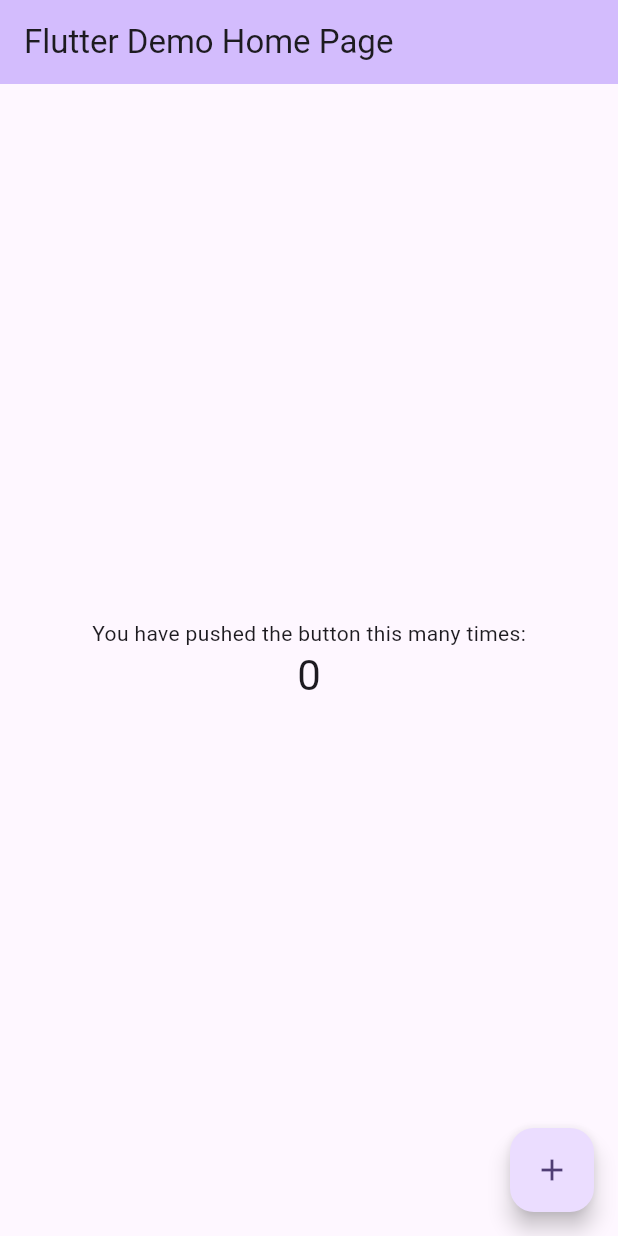
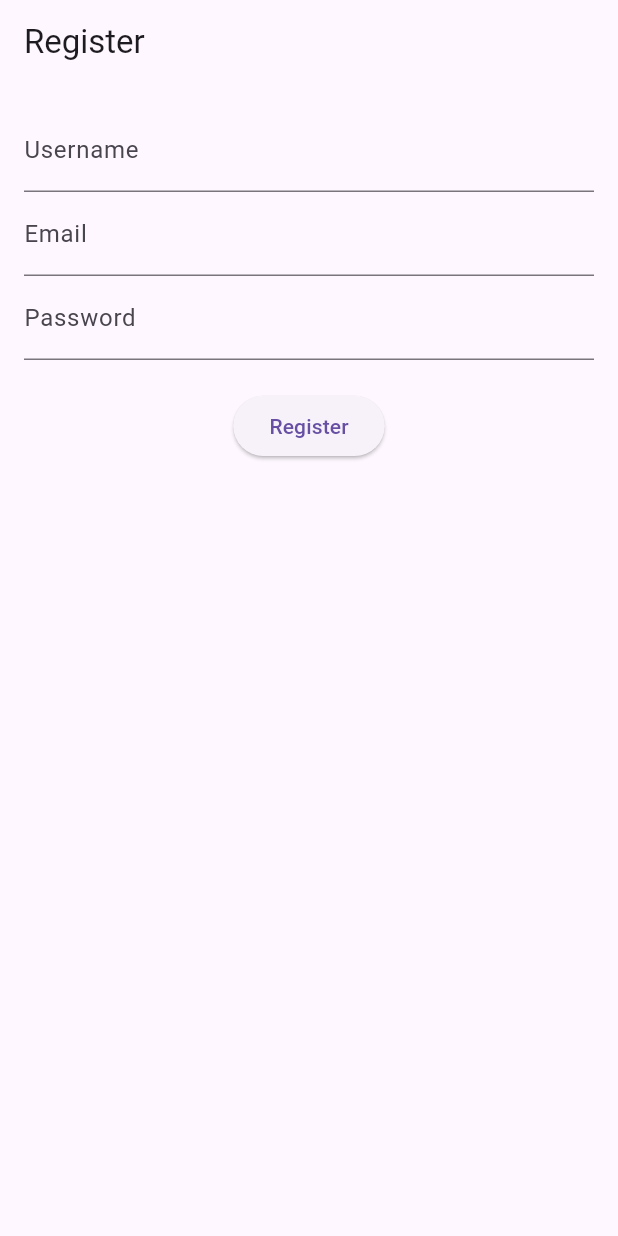
Before and after one commit to Omar-Kaddoura/insight_App, a Flutter app: the screen it shows after launch, on a phone screen of 412 x 824 dp. Run offline on Flutter 3.47's test engine with Material 3 defaults, Android fonts, the phone set to English and light mode, and no system bars; our stand-ins replace flutter_secure_storage.

Commit message:
Authentication registration using the whitelist and login

```diff
--- /dev/null
+++ b/lib/Pages/Authentication/register_page.dart
@@ -0,0 +1,61 @@
+import 'package:flutter/material.dart';
+
+import '../../functions/register_user.dart';
+class RegisterScreen extends StatefulWidget {
+  @override
+  _RegisterScreenState createState() => _RegisterScreenState();
+}
+
+class _RegisterScreenState extends State<RegisterScreen> {
+  final TextEditingController _usernameController = TextEditingController();
+  final TextEditingController _emailController = TextEditingController();
+  final TextEditingController _passwordController = TextEditingController();
+
+  void _register() async {
+    final username = _usernameController.text;
+    final email = _emailController.text;
+    final password = _passwordController.text;
+
+    final user = RegisterUser(
+      username: username,
+      email: email,
+      password: password,
+    );
+
+    await registerUser(user);
+  }
+
+  @override
+  Widget build(BuildContext context) {
+    return Scaffold(
+      appBar: AppBar(
+        title: Text('Register'),
+      ),
+      body: Padding(
+        padding: EdgeInsets.all(16.0),
+        child: Column(
+          children: <Widget>[
+            TextField(
+              controller: _usernameController,
+              decoration: InputDecoration(labelText: 'Username'),
+            ),
+            TextField(
+              controller: _emailController,
+              decoration: InputDecoration(labelText: 'Email'),
+            ),
+            TextField(
+              controller: _passwordController,
+              decoration: InputDecoration(labelText: 'Password'),
+              obscureText: true,
+            ),
+            SizedBox(height: 20),
+            ElevatedButton(
+              onPressed: _register,
+              child: Text('Register'),
+            ),
+          ],
+        ),
+      ),
+    );
+  }
+}
--- /dev/null
+++ b/lib/functions/register_user.dart
@@ -0,0 +1,41 @@
+import 'dart:convert';
+import 'package:flutter/material.dart';
+import 'package:http/http.dart' as http;
+
+class RegisterUser {
+  final String username;
+  final String email;
+  final String password;
+
+  RegisterUser({required this.username, required this.email, required this.password});
+
+  Map<String, dynamic> toJson() {
+    return {
+      'username': username,
+      'email': email,
+      'password': password,
+    };
+  }
+}
+
+Future<void> registerUser(RegisterUser user) async {
+  const String url = 'http://192.168.0.124:5000/api/users/register'; // Update with your server's address
+
+  try {
+    final response = await http.post(
+      Uri.parse(url),
+      headers: {
+        'Content-Type': 'application/json',
+      },
+      body: jsonEncode(user.toJson()),
+    );
+
+    if (response.statusCode == 201) {
+      print('User registered successfully');
+    } else {
+      print('Failed to register user: ${response.body}');
+    }
+  } catch (e) {
+    print('Error: $e');
+  }
+}
--- a/lib/main.dart
+++ b/lib/main.dart
@@ -1,125 +1,20 @@
 import 'package:flutter/material.dart';
+import 'package:insight/Pages/Authentication/register_page.dart';
+import 'package:insight/Pages/Authentication/login_page.dart';
 
 void main() {
-  runApp(const MyApp());
+  runApp(MyApp());
 }
 
 class MyApp extends StatelessWidget {
-  const MyApp({super.key});
-
-  // This widget is the root of your application.
   @override
   Widget build(BuildContext context) {
     return MaterialApp(
-      title: 'Flutter Demo',
+      title: 'Flutter Registration',
       theme: ThemeData(
-        // This is the theme of your application.
-        //
-        // TRY THIS: Try running your application with "flutter run". You'll see
-        // the application has a purple toolbar. Then, without quitting the app,
-        // try changing the seedColor in the colorScheme below to Colors.green
-        // and then invoke "hot reload" (save your changes or press the "hot
-        // reload" button in a Flutter-supported IDE, or press "r" if you used
-        // the command line to start the app).
-        //
-        // Notice that the counter didn't reset back to zero; the application
-        // state is not lost during the reload. To reset the state, use hot
-        // restart instead.
-        //
-        // This works for code too, not just values: Most code changes can be
-        // tested with just a hot reload.
-        colorScheme: ColorScheme.fromSeed(seedColor: Colors.deepPurple),
-        useMaterial3: true,
+        primarySwatch: Colors.blue,
       ),
-      home: const MyHomePage(title: 'Flutter Demo Home Page'),
+      home: RegisterScreen(),
     );
   }
 }
-
-class MyHomePage extends StatefulWidget {
-  const MyHomePage({super.key, required this.title});
-
-  // This widget is the home page of your application. It is stateful, meaning
-  // that it has a State object (defined below) that contains fields that affect
-  // how it looks.
-
-  // This class is the configuration for the state. It holds the values (in this
-  // case the title) provided by the parent (in this case the App widget) and
-  // used by the build method of the State. Fields in a Widget subclass are
-  // always marked "final".
-
-  final String title;
-
-  @override
-  State<MyHomePage> createState() => _MyHomePageState();
-}
-
-class _MyHomePageState extends State<MyHomePage> {
-  int _counter = 0;
-
-  void _incrementCounter() {
-    setState(() {
-      // This call to setState tells the Flutter framework that something has
-      // changed in this State, which causes it to rerun the build method below
-      // so that the display can reflect the updated values. If we changed
-      // _counter without calling setState(), then the build method would not be
-      // called again, and so nothing would appear to happen.
-      _counter++;
-    });
-  }
-
-  @override
-  Widget build(BuildContext context) {
-    // This method is rerun every time setState is called, for instance as done
-    // by the _incrementCounter method above.
-    //
-    // The Flutter framework has been optimized to make rerunning build methods
-    // fast, so that you can just rebuild anything that needs updating rather
-    // than having to individually change instances of widgets.
-    return Scaffold(
-      appBar: AppBar(
-        // TRY THIS: Try changing the color here to a specific color (to
-        // Colors.amber, perhaps?) and trigger a hot reload to see the AppBar
-        // change color while the other colors stay the same.
-        backgroundColor: Theme.of(context).colorScheme.inversePrimary,
-        // Here we take the value from the MyHomePage object that was created by
-        // the App.build method, and use it to set our appbar title.
-        title: Text(widget.title),
-      ),
-      body: Center(
-        // Center is a layout widget. It takes a single child and positions it
-        // in the middle of the parent.
-        child: Column(
-          // Column is also a layout widget. It takes a list of children and
-          // arranges them vertically. By default, it sizes itself to fit its
-          // children horizontally, and tries to be as tall as its parent.
-          //
-          // Column has various properties to control how it sizes itself and
-          // how it positions its children. Here we use mainAxisAlignment to
-          // center the children vertically; the main axis here is the vertical
-          // axis because Columns are vertical (the cross axis would be
-          // horizontal).
-          //
-          // TRY THIS: Invoke "debug painting" (choose the "Toggle Debug Paint"
-          // action in the IDE, or press "p" in the console), to see the
-          // wireframe for each widget.
-          mainAxisAlignment: MainAxisAlignment.center,
-          children: <Widget>[
-            const Text(
-              'You have pushed the button this many times:',
-            ),
-            Text(
-              '$_counter',
-              style: Theme.of(context).textTheme.headlineMedium,
-            ),
-          ],
-        ),
-      ),
-      floatingActionButton: FloatingActionButton(
-        onPressed: _incrementCounter,
-        tooltip: 'Increment',
-        child: const Icon(Icons.add),
-      ), // This trailing comma makes auto-formatting nicer for build methods.
-    );
-  }
-}
--- a/pubspec.yaml
+++ b/pubspec.yaml
@@ -28,8 +28,11 @@ environment:
 # the latest version available on pub.dev. To see which dependencies have newer
 # versions available, run `flutter pub outdated`.
 dependencies:
+  flutter_secure_storage: ^5.0.2
   flutter:
     sdk: flutter
+  http: ^0.13.3
+
 
 
   # The following adds the Cupertino Icons font to your application.
```
Also changed, not shown: lib/Pages/Authentication/login_page.dart (added, +63 -0 lines), lib/functions/login_user.dart (added, +26 -0 lines), pubspec.lock, 5 other files.
